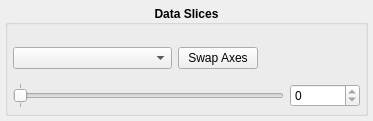
This is kmap/ui/dataslider.ui in brands-d/kMap as Qt 5 draws it before an edit. The edited form follows.
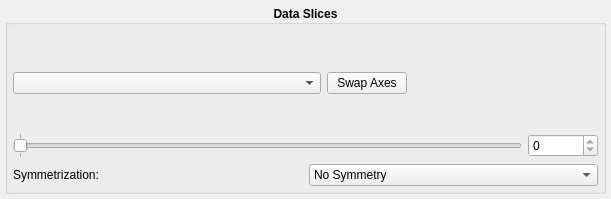
This is the edited form.

What changed in the file:
```diff
--- a/kmap/ui/dataslider.ui
+++ b/kmap/ui/dataslider.ui
@@ -6,8 +6,8 @@
    <rect>
     <x>0</x>
     <y>0</y>
-    <width>373</width>
-    <height>121</height>
+    <width>611</width>
+    <height>199</height>
    </rect>
   </property>
   <property name="windowTitle">
@@ -180,6 +180,68 @@
         </item>
        </layout>
       </item>
+      <item>
+       <layout class="QHBoxLayout" name="horizontalLayout_2">
+        <item>
+         <widget class="QLabel" name="symmetrize_label">
+          <property name="font">
+           <font>
+            <weight>50</weight>
+            <bold>false</bold>
+           </font>
+          </property>
+          <property name="text">
+           <string>Symmetrization:</string>
+          </property>
+         </widget>
+        </item>
+        <item>
+         <widget class="QComboBox" name="symmetrize_combobox">
+          <property name="font">
+           <font>
+            <weight>50</weight>
+            <bold>false</bold>
+           </font>
+          </property>
+          <item>
+           <property name="text">
+            <string>No Symmetry</string>
+           </property>
+          </item>
+          <item>
+           <property name="text">
+            <string>2-Fold</string>
+           </property>
+          </item>
+          <item>
+           <property name="text">
+            <string>2-Fold + Mirror</string>
+           </property>
+          </item>
+          <item>
+           <property name="text">
+            <string>3-Fold</string>
+           </property>
+          </item>
+          <item>
+           <property name="text">
+            <string>3-Fold + Mirror</string>
+           </property>
+          </item>
+          <item>
+           <property name="text">
+            <string>4-Fold</string>
+           </property>
+          </item>
+          <item>
+           <property name="text">
+            <string>4-Fold + Mirror</string>
+           </property>
+          </item>
+         </widget>
+        </item>
+       </layout>
+      </item>
      </layout>
     </widget>
    </item>
```
